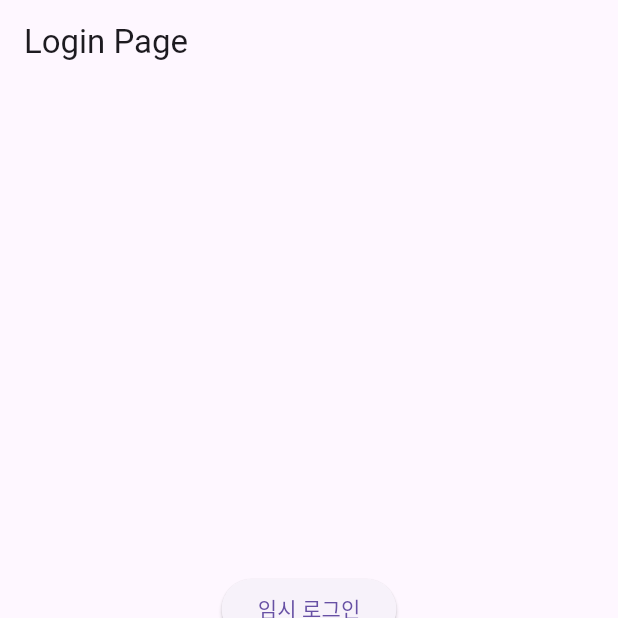
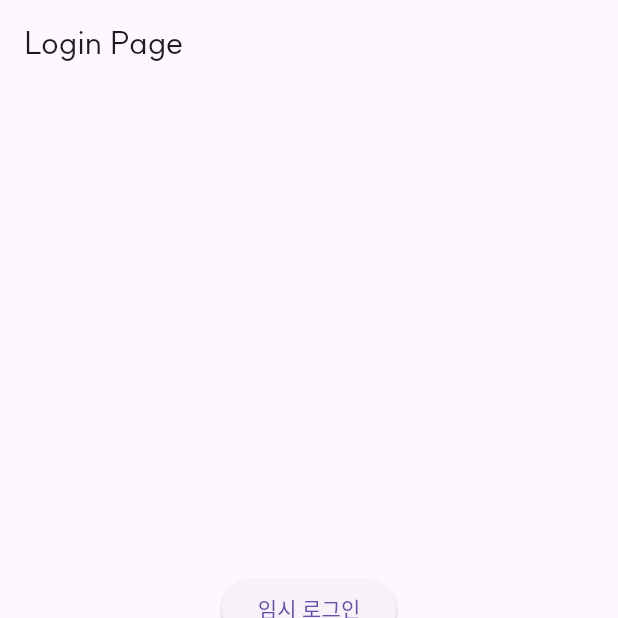
Before and after one commit to pcardchu/pcardchu, a Flutter app: the screen it shows after launch, on a phone screen of 412 x 824 dp, the top half of it. Run offline on Flutter 3.47's test engine with Material 3 defaults, Android fonts, the phone set to English and light mode, and no system bars; missing offline and left inert: kakao_flutter_sdk; project files that could hold a hidden picture were left out.

Commit message:
🎀 style: 폰트 추가 (에스코어 드림, 수트)

```diff
--- a/frontend/lib/user/screens/login_screen.dart
+++ b/frontend/lib/user/screens/login_screen.dart
@@ -8,7 +8,8 @@ class LoginScreen extends StatelessWidget {
   Widget build(BuildContext context) {
     return Scaffold(
       appBar: AppBar(
-        title: Text("Login Page"),
+        title: Text("Login Page",
+        style: TextStyle(fontFamily: 'SUIT'),),
       ),
       body: Center(
         child:Column(
```
Also changed, not shown: frontend/pubspec.yaml (+42 -13 lines), frontend/assets/fonts/SCDream/SCDream1.otf (added), frontend/assets/fonts/SCDream/SCDream2.otf (added), frontend/assets/fonts/SCDream/SCDream3.otf (added), frontend/assets/fonts/SCDream/SCDream4.otf (added), frontend/assets/fonts/SCDream/SCDream5.otf (added), frontend/assets/fonts/SCDream/SCDream6.otf (added), frontend/assets/fonts/SCDream/SCDream7.otf (added), frontend/assets/fonts/SCDream/SCDream8.otf (added), frontend/assets/fonts/SCDream/SCDream9.otf (added), frontend/assets/fonts/SUIT/SUIT-Bold.ttf (added), frontend/assets/fonts/SUIT/SUIT-ExtraBold.ttf (added), frontend/assets/fonts/SUIT/SUIT-ExtraLight.ttf (added), frontend/assets/fonts/SUIT/SUIT-Heavy.ttf (added), 5 more files.
